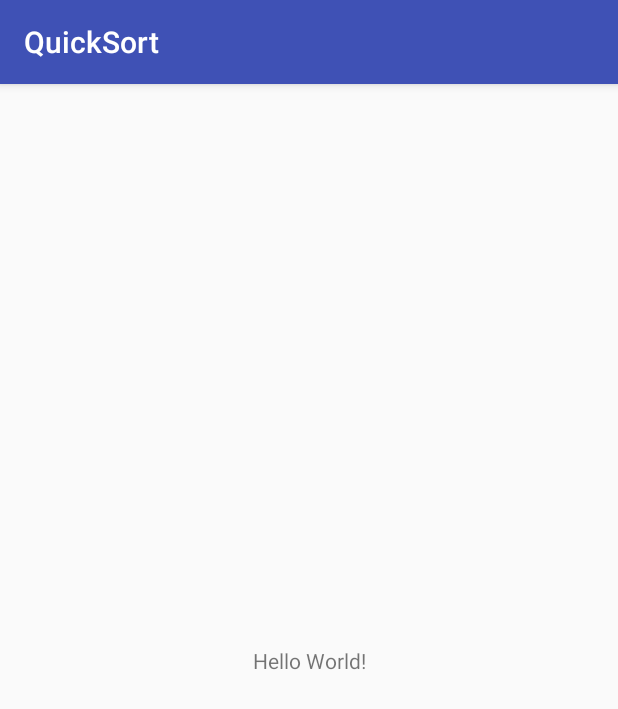
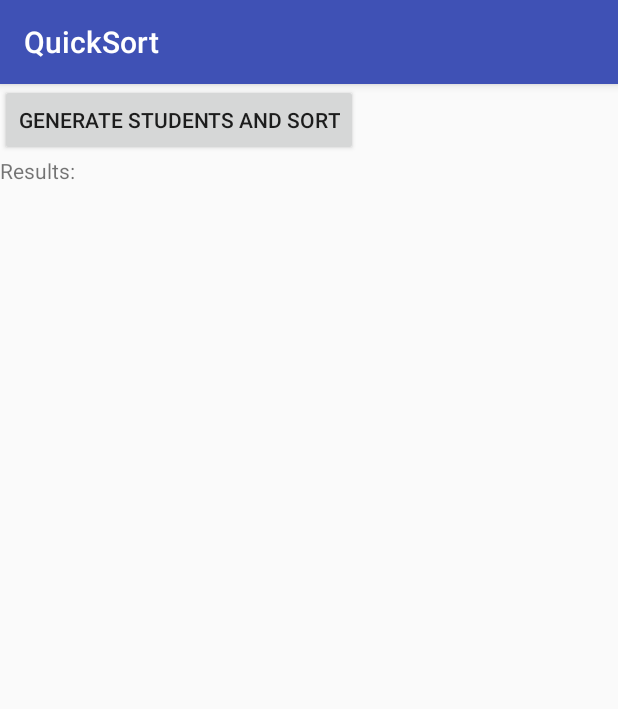
Before and after one commit to FaustinodG/Quicksort_parallel_computing, an Android app: the screen it shows after launch (MainActivity), on a phone screen of 412 x 824 dp. Shown: the top 709 px of the screen. Run offline under Robolectric (Android 15) with nearby library versions, the phone set to English and light mode, and no system bars.

Commit message:
basic sorting

```diff
--- a/QuickSort/app/src/main/java/com/faustinodegroot/quicksort/MainActivity.java
+++ b/QuickSort/app/src/main/java/com/faustinodegroot/quicksort/MainActivity.java
@@ -2,12 +2,60 @@ package com.faustinodegroot.quicksort;
 
 import android.support.v7.app.AppCompatActivity;
 import android.os.Bundle;
+import android.view.View;
+import android.widget.Button;
+import android.widget.TextView;
+
+import java.util.ArrayList;
+import java.util.Collections;
+import java.util.List;
+import java.util.Random;
 
 public class MainActivity extends AppCompatActivity {
+
+    private List<Student> mStudentList = new ArrayList<>();
+    private int studentNumber = 5006000;
+    private static final int STUDENT_COUNT = 1000000;
+
+    private Button mButton;
+    private TextView mResultView;
+    private Quicksort mQuickSort = new Quicksort();
 
     @Override
     protected void onCreate(Bundle savedInstanceState) {
         super.onCreate(savedInstanceState);
         setContentView(R.layout.activity_main);
+        mButton = (Button) findViewById(R.id.button_generate);
+        mResultView = (TextView) findViewById(R.id.title_results);
+
+        mButton.setOnClickListener(new View.OnClickListener() {
+            @Override
+            public void onClick(View v) {
+                generateStudents(STUDENT_COUNT);
+            }
+        });
+    }
+
+    private void generateStudents(int amount) {
+        for (int i = 0; i < amount; i++) {
+            Student student = new Student(studentNumber++, generateGrade());
+            mStudentList.add(student);
+        }
+        Collections.shuffle(mStudentList);
+
+        long startTime = System.currentTimeMillis();
+        mQuickSort.sort(mStudentList);
+        long endTime = System.currentTimeMillis();
+
+        mResultView.append("\n Quicksorting " + STUDENT_COUNT + " students in " + (endTime - startTime) + "ms");
+
+    }
+
+    private double generateGrade() {
+        Random r = new Random();
+        int lowestGrade = 10;
+        int highestGrade = 101;
+        int result = r.nextInt(highestGrade - lowestGrade) + lowestGrade;
+        return (double) result / 10;
     }
 }
--- a/QuickSort/app/src/main/res/layout/activity_main.xml
+++ b/QuickSort/app/src/main/res/layout/activity_main.xml
@@ -1,18 +1,24 @@
 <?xml version="1.0" encoding="utf-8"?>
-<android.support.constraint.ConstraintLayout xmlns:android="http://schemas.android.com/apk/res/android"
+<LinearLayout xmlns:android="http://schemas.android.com/apk/res/android"
     xmlns:app="http://schemas.android.com/apk/res-auto"
     xmlns:tools="http://schemas.android.com/tools"
     android:layout_width="match_parent"
     android:layout_height="match_parent"
+    android:orientation="vertical"
     tools:context="com.faustinodegroot.quicksort.MainActivity">
 
-    <TextView
+    <Button
+        android:id="@+id/button_generate"
         android:layout_width="wrap_content"
         android:layout_height="wrap_content"
-        android:text="Hello World!"
-        app:layout_constraintBottom_toBottomOf="parent"
-        app:layout_constraintLeft_toLeftOf="parent"
-        app:layout_constraintRight_toRightOf="parent"
-        app:layout_constraintTop_toTopOf="parent" />
+        android:text="@string/generate_students" />
 
-</android.support.constraint.ConstraintLayout>
+    <TextView
+        android:id="@+id/title_results"
+        android:layout_width="wrap_content"
+        android:layout_height="wrap_content"
+        android:text="@string/title_results"
+        />
+
+
+</LinearLayout>
--- a/QuickSort/app/src/main/res/values/strings.xml
+++ b/QuickSort/app/src/main/res/values/strings.xml
@@ -1,3 +1,5 @@
 <resources>
     <string name="app_name">QuickSort</string>
+    <string name="generate_students">Generate Students and sort</string>
+    <string name="title_results">Results:</string>
 </resources>
```
Also changed, not shown: QuickSort/app/src/main/java/com/faustinodegroot/quicksort/Quicksort.java (added, +77 -0 lines), QuickSort/app/src/main/java/com/faustinodegroot/quicksort/Student.java (added, +24 -0 lines).
